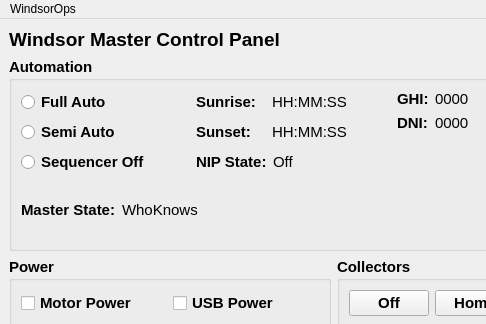
Before: the Qt Designer form Gen2OpsConsole.ui in behines/Gen3OpsConsole, drawn with Qt 5; both pictures show x 0 to 486 and y 0 to 324 of the 794 by 602 pixel window.
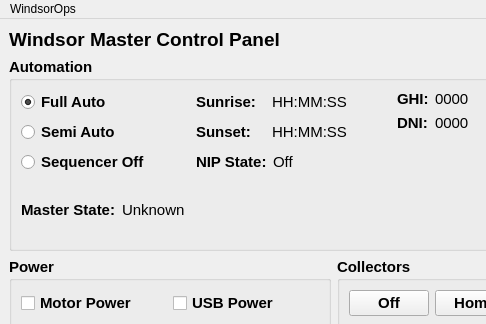
After: the same form once the commit is applied.

Commit message: Changes to support sequencer modes and GUI display

```diff
--- a/Gen2OpsConsole.ui
+++ b/Gen2OpsConsole.ui
@@ -52,6 +52,9 @@
                  <property name="text">
                   <string>Full Auto</string>
                  </property>
+                 <property name="checked">
+                  <bool>true</bool>
+                 </property>
                 </widget>
                </item>
                <item>
@@ -199,7 +202,7 @@
                 </font>
                </property>
                <property name="text">
-                <string>WhoKnows</string>
+                <string>Unknown</string>
                </property>
               </widget>
              </item>
```
Left out of the diff: 4 changed lines with no effect on the pictures. The commit also changes 3 other files.
